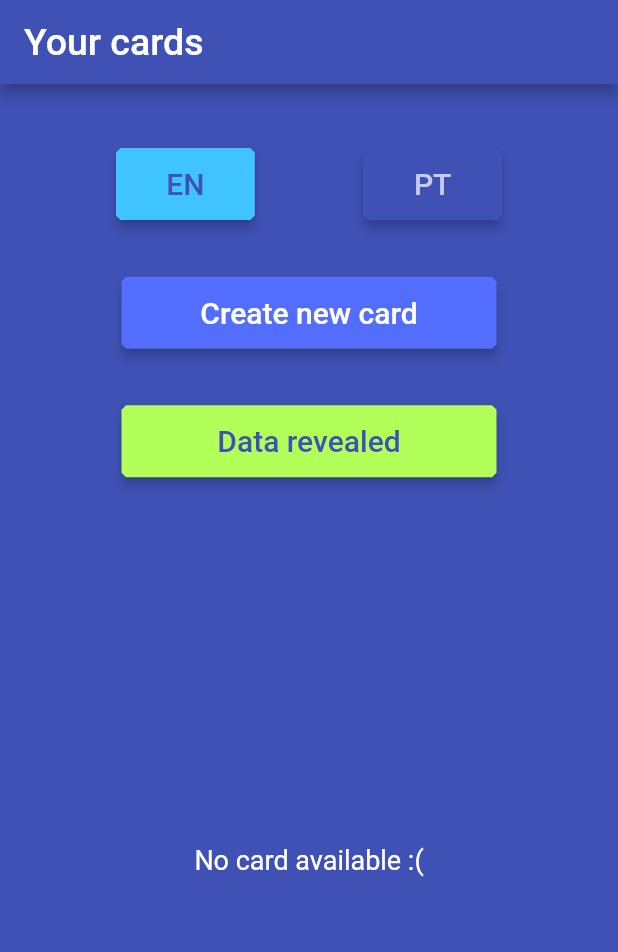
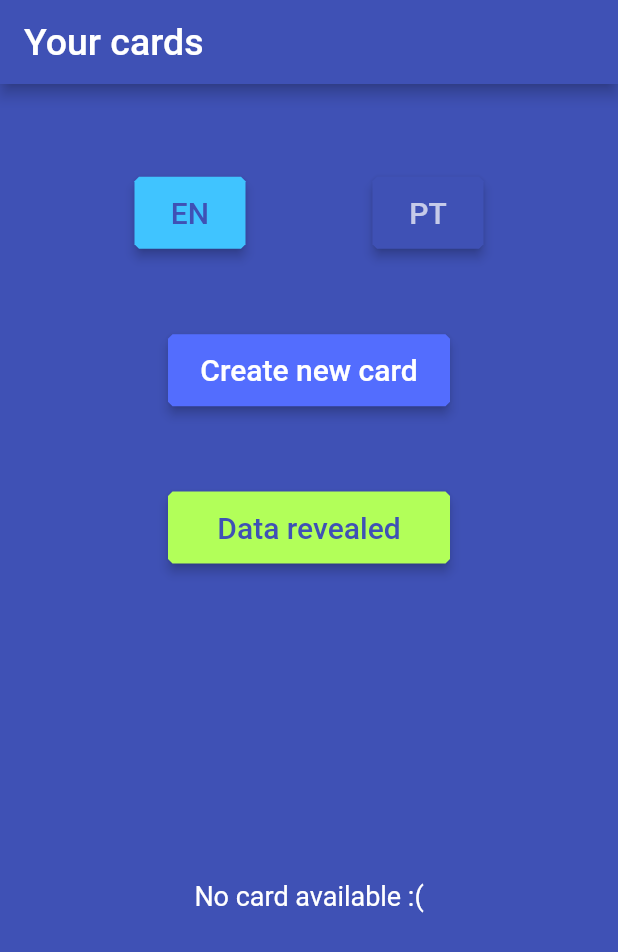
Before and after one commit to Gufdoor/cardmag_flutter, a Flutter app: the screen it shows after launch, on a phone screen of 412 x 824 dp. Shown: the top 952 px of the screen. Run offline on Flutter 3.47's test engine with Material 2 defaults, Android fonts, the phone set to English and light mode, and no system bars; our stand-ins replace equatable, flutter_bloc, flutter_modular, shared_preferences; missing offline and left inert: easy_mask, shared_preferences_web.

Commit message:
Features improvements

```diff
--- a/lib/generated_plugin_registrant.dart
+++ b/lib/generated_plugin_registrant.dart
@@ -5,9 +5,9 @@
 // ignore_for_file: directives_ordering
 // ignore_for_file: lines_longer_than_80_chars
 
-import "package:shared_preferences_web/shared_preferences_web.dart";
+import 'package:shared_preferences_web/shared_preferences_web.dart';
 
-import "package:flutter_web_plugins/flutter_web_plugins.dart";
+import 'package:flutter_web_plugins/flutter_web_plugins.dart';
 
 // ignore: public_member_api_docs
 void registerPlugins(Registrar registrar) {
--- a/lib/src/modules/card/home_view.dart
+++ b/lib/src/modules/card/home_view.dart
@@ -49,7 +49,7 @@ class _HomeScreenState extends State<HomeScreen> {
                       mainAxisAlignment: MainAxisAlignment.spaceEvenly,
                       children: [
                         SizedBox(
-                          width: 92.5,
+                          width: 74,
                           height: 48,
                           child: ElevatedButton(
                             child: Text(t.homeScreen.englishButton,
@@ -83,7 +83,7 @@ class _HomeScreenState extends State<HomeScreen> {
                           ),
                         ),
                         SizedBox(
-                          width: 92.5,
+                          width: 74,
                           height: 48,
                           child: ElevatedButton(
                             child: Text(t.homeScreen.portugueseButton,
@@ -121,7 +121,7 @@ class _HomeScreenState extends State<HomeScreen> {
                   },
                 ),
                 SizedBox(
-                  width: 250,
+                  width: 188,
                   height: 48,
                   child: ElevatedButton(
                     child: Text(
@@ -148,7 +148,7 @@ class _HomeScreenState extends State<HomeScreen> {
                 BlocBuilder<HomeCubit, HomeState>(
                   builder: (context, state) {
                     return SizedBox(
-                      width: 250,
+                      width: 188,
                       height: 48,
                       child: ElevatedButton(
                         child: Text(
@@ -180,15 +180,12 @@ class _HomeScreenState extends State<HomeScreen> {
                     );
                   },
                 ),
-                const SizedBox(
-                  height: 40.0,
-                ),
                 SingleChildScrollView(
                   child: Column(
                     children: [
                       SizedBox(
-                        height: 280.0,
-                        width: 320.0,
+                        height: MediaQuery.of(context).size.height * 0.4,
+                        width: MediaQuery.of(context).size.width * 0.88,
                         child: BlocBuilder<HomeCubit, HomeState>(
                           builder: (context, state) {
                             if (state.status == HomeStatus.loading) {
@@ -225,9 +222,6 @@ class _HomeScreenState extends State<HomeScreen> {
                     ],
                   ),
                 ),
-                const SizedBox(
-                  height: 30.0,
-                ),
               ],
             ),
           ),
@@ -243,7 +237,7 @@ class _HomeScreenState extends State<HomeScreen> {
           itemCount: _listCardModel.length,
           scrollDirection: Axis.vertical,
           itemBuilder: (context, index) => Container(
-            height: 140.0,
+            height: MediaQuery.of(context).size.height * 0.176,
             decoration: const BoxDecoration(
               color: Colors.indigoAccent,
               shape: BoxShape.rectangle,
@@ -258,13 +252,11 @@ class _HomeScreenState extends State<HomeScreen> {
             ),
             margin: const EdgeInsets.all(10.0),
             child: Column(
+              mainAxisAlignment: MainAxisAlignment.spaceEvenly,
               children: <Widget>[
                 Row(
                   mainAxisAlignment: MainAxisAlignment.center,
                   children: [
-                    const SizedBox(
-                      height: 75.0,
-                    ),
                     Text(
                       state.isDataVisible
                           ? _listCardModel[index].ownerName!
```
Also changed, not shown: lib/src/modules/card/creation_view.dart (+12 -11 lines), 9 other files.
